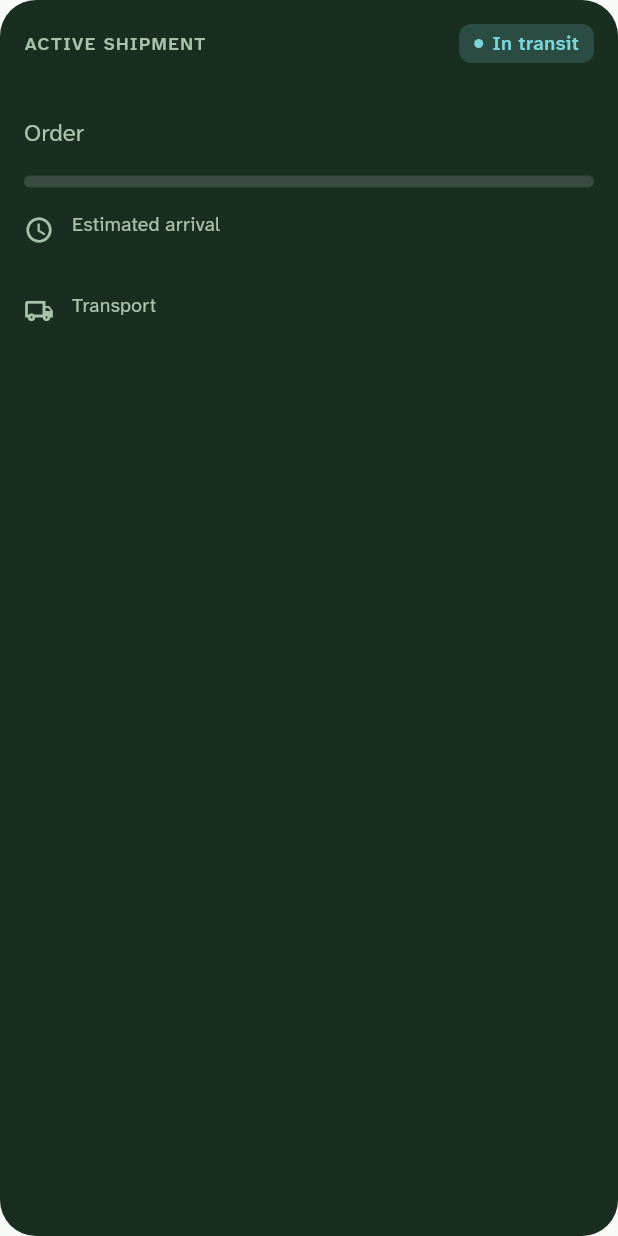
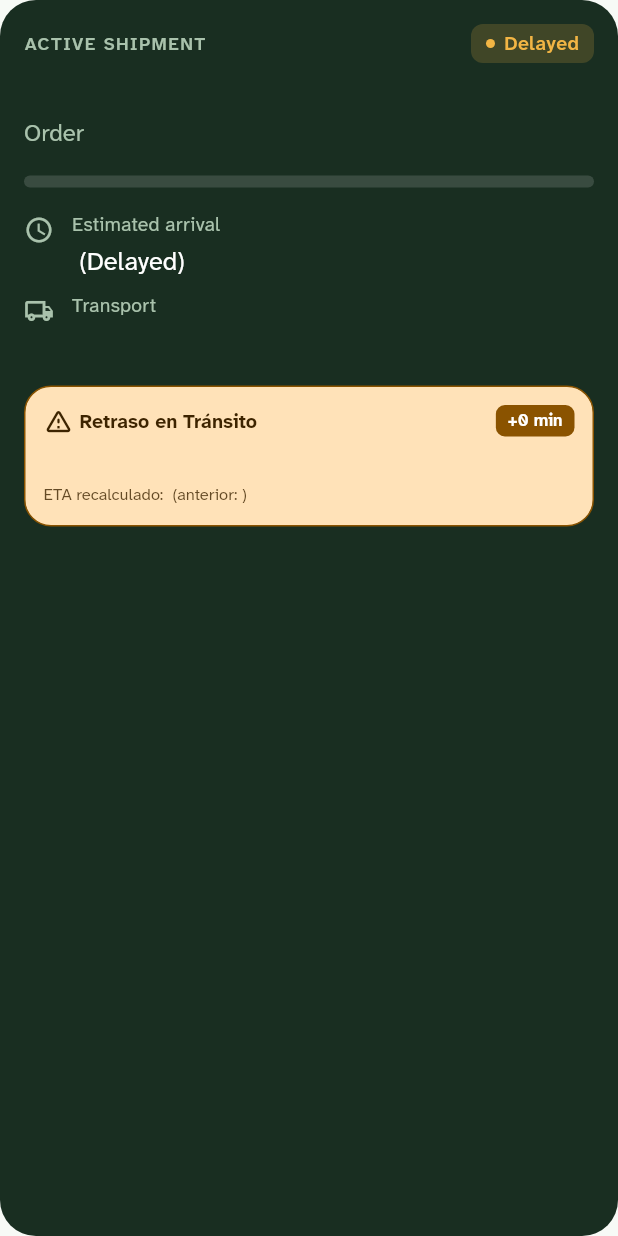
Before and after one commit to UPC-RebooTech/Fruitlogix-Multiplatform, a Flutter app: the _ShipmentOverview widget shown alone on an empty page, opened directly with empty values, on a phone screen of 412 x 824 dp. Run offline on Flutter 3.47's test engine with Material 3 defaults, Android fonts, the phone set to English and light mode, and no system bars; our stand-ins replace shared_preferences; accounts and stored records are empty.

Commit message:
feat(logistics-and-monitoring): add in-transit delay monitoring and recalculated ETA.

```diff
--- a/lib/contexts/logistics_and_monitoring/domain/shipment.dart
+++ b/lib/contexts/logistics_and_monitoring/domain/shipment.dart
@@ -22,7 +22,7 @@ class TrackingEventItem {
   final bool isCompleted;
 }
 
-/// Certificado de auditoría térmica (US71)
+/// Certificado de auditoría térmica
 class ColdChainCertificate {
   const ColdChainCertificate({
     required this.certificateId,
@@ -47,7 +47,8 @@ class ColdChainCertificate {
   final String issuedAt;
 }
 
-/// Trazabilidad agrícola desde la cosecha en fundo hasta la entrega (US72)
+
+/// Trazabilidad agrícola desde la cosecha en fundo hasta la entrega
 class TraceableLotItem {
   const TraceableLotItem({
     required this.lotCode,
@@ -72,6 +73,23 @@ class TraceableLotItem {
   final String qualityGrade;
 }
 
+/// Información de contingencia o retraso en ruta
+class ShipmentDelayInfo {
+  const ShipmentDelayInfo({
+    required this.delayMinutes,
+    required this.reason,
+    required this.originalEta,
+    required this.updatedEta,
+    required this.reportedAt,
+  });
+
+  final int delayMinutes;
+  final String reason;
+  final String originalEta;
+  final String updatedEta;
+  final String reportedAt;
+}
+
 class DeliveryShipment {
   DeliveryShipment({
     required this.trackingNumber,
@@ -83,6 +101,7 @@ class DeliveryShipment {
     required this.events,
     required this.lots,
     this.certificate,
+    this.delay,
     this.isReceived = false,
     this.inspectionNotes,
     this.hasIncidents = false,
@@ -97,11 +116,13 @@ class DeliveryShipment {
   final List<TrackingEventItem> events;
   final List<TraceableLotItem> lots;
   final ColdChainCertificate? certificate;
+  final ShipmentDelayInfo? delay;
   bool isReceived;
   String? inspectionNotes;
   bool hasIncidents;
 
-  /// Mantiene compatibilidad con vistas existentes como ConfirmReceptionPage
   String get itemsSummary =>
       lots.map((l) => '${l.productName} ${l.variety} (${l.quantityKg} kg)').join(' • ');
+
+  bool get isDelayed => delay != null;
 }
--- a/lib/contexts/logistics_and_monitoring/infrastructure/in_memory_shipment_repository.dart
+++ b/lib/contexts/logistics_and_monitoring/infrastructure/in_memory_shipment_repository.dart
@@ -6,8 +6,18 @@ class InMemoryShipmentRepository {
       trackingNumber: 'TRK-2026-001',
       orderId: 'ORD-1042',
       shipmentProgress: 0.75,
-      estimatedArrival: 'Today, 03:45 PM',
+      estimatedArrival: 'Today, 04:30 PM',
       transportStatus: 'In Transit • Reefer Truck (Plate ABC-123)',
+      //Comentado para pruebas
+      /*
+      delay: const ShipmentDelayInfo(
+        delayMinutes: 45,
+        reason: 'Control Fitosanitario SENASA en Garita de Peaje',
+        originalEta: '03:45 PM',
+        updatedEta: '04:30 PM',
+        reportedAt: '02:30 PM',
+      ),
+      */
       telemetry: const TelemetryLog(
         temperatureC: 4.2,
         humidityPercent: 86.0,
@@ -60,12 +70,12 @@ class InMemoryShipmentRepository {
           isCompleted: true,
         ),
         TrackingEventItem(
-          time: '02:15 PM',
-          description: 'Approaching Destination Warehouse Lima',
+          time: '02:30 PM',
+          description: 'SENASA Inspection Point (Delayed +45 min)',
           isCompleted: true,
         ),
         TrackingEventItem(
-          time: '03:45 PM',
+          time: '04:30 PM',
           description: 'Final Delivery & Dock Inspection',
           isCompleted: false,
         ),
--- /dev/null
+++ b/lib/contexts/logistics_and_monitoring/presentation/delay_alert_banner.dart
@@ -0,0 +1,75 @@
+import 'package:flutter/material.dart';
+
+import '../../../shared/ui/theme/cosecha_palette.dart';
+import '../../../shared/ui/theme/theme.dart';
+import '../domain/shipment.dart';
+
+class DelayAlertBanner extends StatelessWidget {
+  const DelayAlertBanner({required this.delay, super.key});
+
+  final ShipmentDelayInfo delay;
+
+  @override
+  Widget build(BuildContext context) {
+    return Container(
+      padding: const EdgeInsets.all(CosechaSpace.inner),
+      decoration: BoxDecoration(
+        color: CosechaPalette.mangoContainer,
+        borderRadius: CosechaRadius.cardAll,
+        border: Border.all(color: CosechaPalette.mango),
+      ),
+      child: Column(
+        crossAxisAlignment: CrossAxisAlignment.start,
+        children: [
+          Row(
+            children: [
+              const Icon(Icons.warning_amber_rounded, size: 20, color: CosechaPalette.onMangoContainer),
+              const SizedBox(width: CosechaSpace.xxs),
+              const Text(
+                'Retraso en Tránsito',
+                style: TextStyle(
+                  fontSize: 13,
+                  fontWeight: FontWeight.bold,
+                  color: CosechaPalette.onMangoContainer,
+                ),
+              ),
+              const Spacer(),
+              Container(
+                padding: const EdgeInsets.symmetric(horizontal: 8, vertical: 2),
+                decoration: BoxDecoration(
+                  color: CosechaPalette.mango,
+                  borderRadius: BorderRadius.circular(6),
+                ),
+                child: Text(
+                  '+${delay.delayMinutes} min',
+                  style: const TextStyle(
+                    fontSize: 11,
+                    fontWeight: FontWeight.bold,
+                    color: Colors.white,
+                  ),
+                ),
+              ),
+            ],
+          ),
+          const SizedBox(height: CosechaSpace.xs),
+          Text(
+            delay.reason,
+            style: const TextStyle(
+              fontSize: 12,
+              fontWeight: FontWeight.w600,
+              color: CosechaPalette.onMangoContainer,
+            ),
+          ),
+          const SizedBox(height: CosechaSpace.xxs),
+          Text(
+            'ETA recalculado: ${delay.updatedEta} (anterior: ${delay.originalEta})',
+            style: TextStyle(
+              fontSize: 11,
+              color: CosechaPalette.onMangoContainer.withOpacity(0.8),
+            ),
+          ),
+        ],
+      ),
+    );
+  }
+}
--- a/lib/contexts/logistics_and_monitoring/presentation/delivery_tracking_page.dart
+++ b/lib/contexts/logistics_and_monitoring/presentation/delivery_tracking_page.dart
@@ -1,5 +1,4 @@
 import 'package:flutter/material.dart';
-
 import '../../../l10n/app_localizations.dart';
 import '../../../shared/ui/components/components.dart';
 import '../../../shared/ui/theme/theme.dart';
@@ -7,6 +6,7 @@ import '../domain/shipment.dart';
 import '../infrastructure/in_memory_shipment_repository.dart';
 import 'cold_chain_certificate_sheet.dart';
 import 'confirm_reception_page.dart';
+import 'delay_alert_banner.dart';
 import 'lot_traceability_card.dart';
 
 /// Tracking of the active shipment: overview (dark highlight), cold chain
@@ -148,10 +148,10 @@ class _ShipmentOverview extends StatelessWidget {
               CosechaStatusTag(
                 label: shipment.isReceived
                     ? l10n.trackingStatusReceived
-                    : l10n.orderStatusInTransit,
+                    : (shipment.isDelayed ? 'Delayed' : l10n.orderStatusInTransit),
                 status: shipment.isReceived
                     ? CosechaStatus.success
-                    : CosechaStatus.info,
+                    : (shipment.isDelayed ? CosechaStatus.warning : CosechaStatus.info),
               ),
             ],
           ),
@@ -178,7 +178,9 @@ class _ShipmentOverview extends StatelessWidget {
           CosechaInfoRow(
             icon: Icons.schedule,
             label: l10n.trackingEta,
-            value: shipment.estimatedArrival,
+            value: shipment.isDelayed
+                ? '${shipment.delay!.updatedEta} (Delayed)'
+                : shipment.estimatedArrival,
           ),
           const SizedBox(height: CosechaSpace.xs),
           CosechaInfoRow(
@@ -186,6 +188,10 @@ class _ShipmentOverview extends StatelessWidget {
             label: l10n.trackingTransport,
             value: shipment.transportStatus,
           ),
+          if (shipment.delay != null) ...[
+            const SizedBox(height: CosechaSpace.sm),
+            DelayAlertBanner(delay: shipment.delay!),
+          ],
         ],
       ),
     );
```
